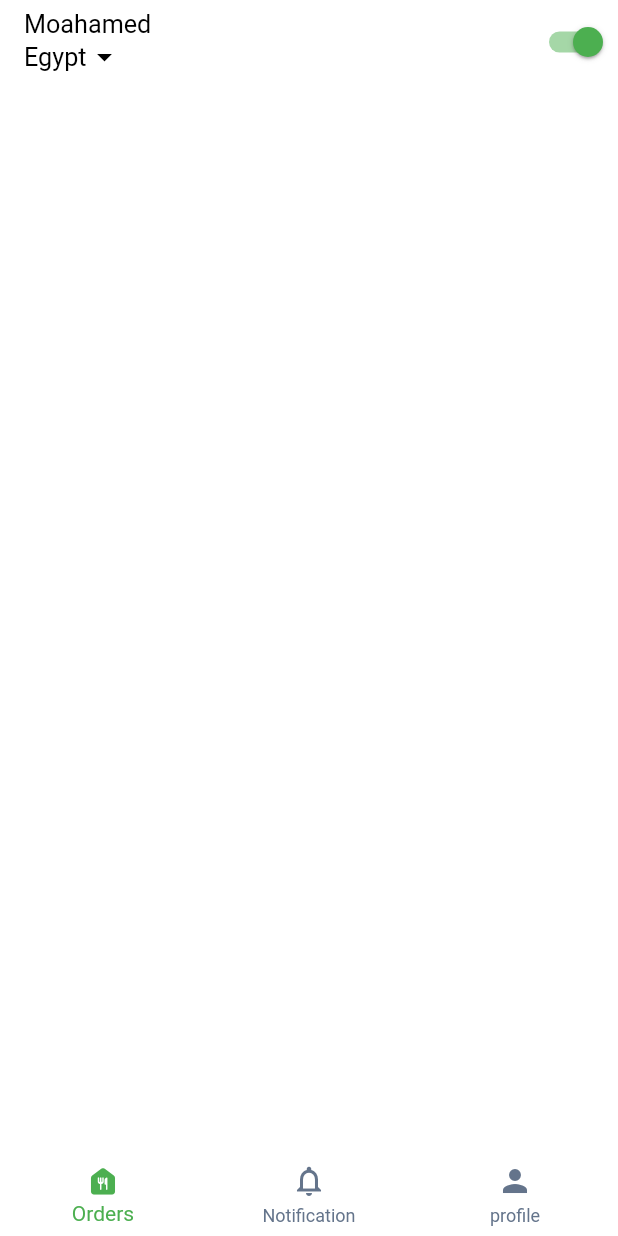
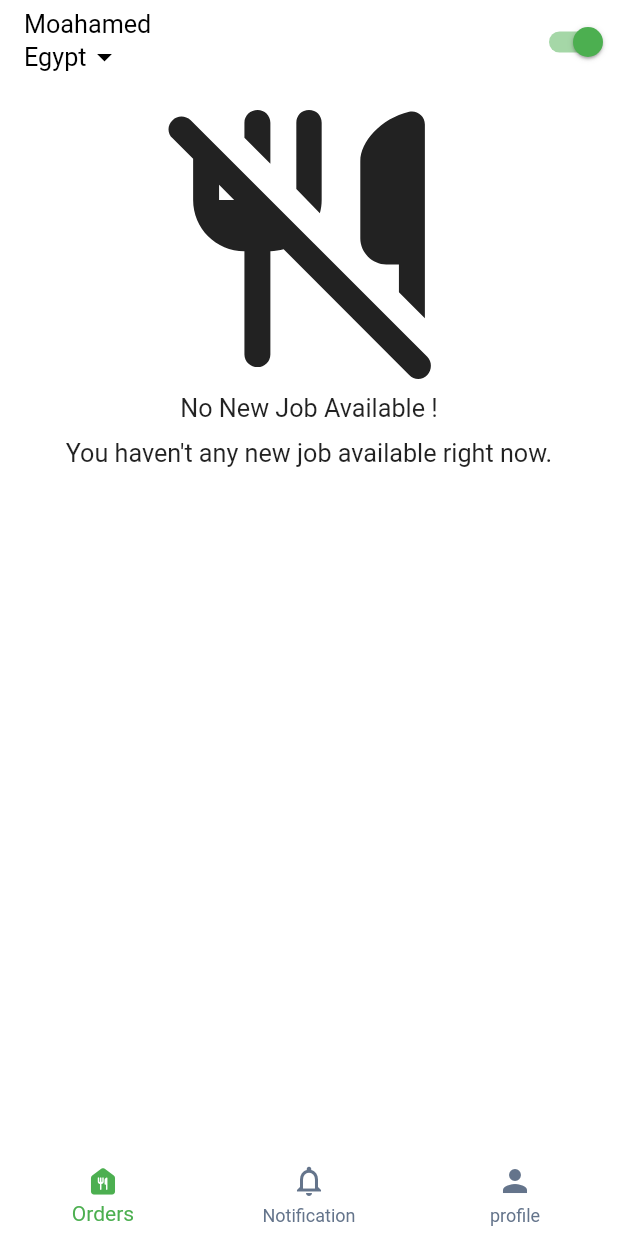
Before and after one commit to MohamedSayedBayoumy/delvery, a Flutter app: the screen it shows after launch, on a phone screen of 412 x 824 dp. Run offline on Flutter 3.47's test engine with Material 3 defaults, Android fonts, the phone set to English and light mode, and no system bars; our stand-ins replace animate_do, country_code_picker, dio, flutter_secure_storage, get_it, pretty_dio_logger and 1 more.

Commit message:
order screen ..

```diff
--- a/lib/features/orders/orders_screen.dart
+++ b/lib/features/orders/orders_screen.dart
@@ -1,4 +1,5 @@
 import 'package:flutter/material.dart';
+import 'package:responsive_sizer/responsive_sizer.dart';
 
 import '../../core/constants/colors.dart';
 import '../../core/utils/navigation.dart';
@@ -40,9 +41,16 @@ class OrdersScreen extends StatelessWidget {
           ),
         ],
       ),
-      body: const SingleChildScrollView(
-        child: Column(
-          children: [],
+      body: SingleChildScrollView(
+        child: Center(
+          child: Column(
+            children: [
+              Icon(Icons.no_meals_rounded, size: 50.w),
+              const Text("No New Job Available !"),
+              const SizedBox(height: 10.0),
+              const Text("You haven't any new job available right now."),
+            ],
+          ),
         ),
       ),
     );
```
